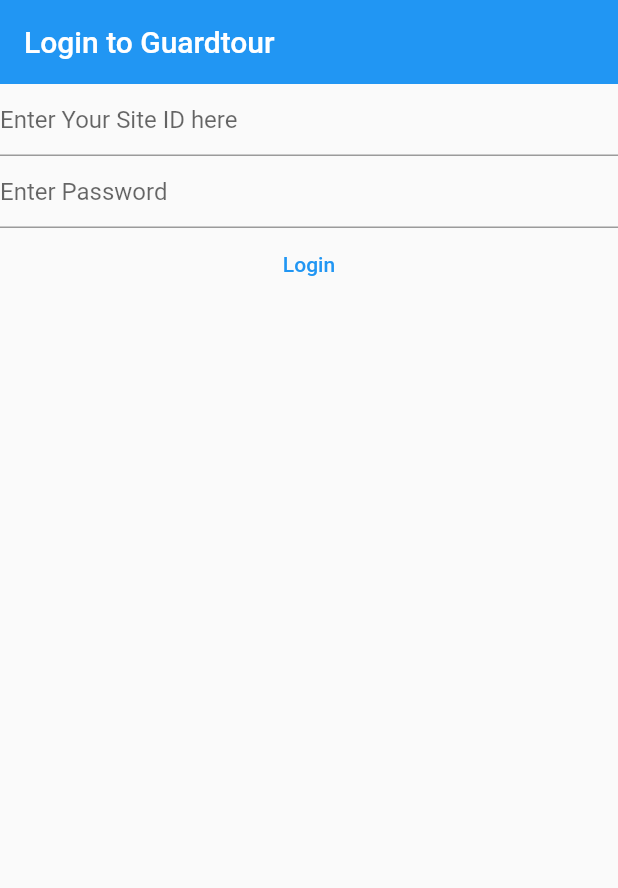
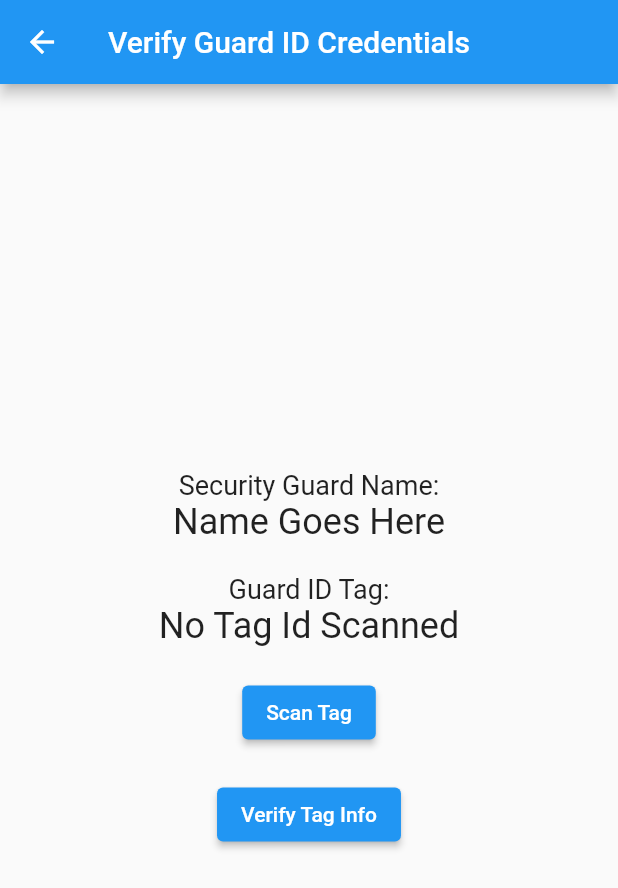
Before and after one commit to vernonthedev/guard-tour-mobileapp, a Flutter app: the screen it shows after launch, after a tap on "Login", on a phone screen of 412 x 824 dp. Shown: the top 888 px of the screen. Run offline on Flutter 3.47's test engine with Material 2 defaults, Android fonts, the phone set to English and light mode, and no system bars.

Commit message:
added the scan tag functionality

```diff
--- a/lib/screens/login.dart
+++ b/lib/screens/login.dart
@@ -1,4 +1,6 @@
 import 'package:flutter/material.dart';
+
+import '../widgets/input_dialog.dart';
 
 class LoginPage extends StatefulWidget {
   const LoginPage({super.key});
@@ -54,10 +56,14 @@ class _LoginPageState extends State<LoginPage> {
           ),
           TextButton(
               onPressed: () async {
+                //assigning values of the text fields to the variables
                 final siteID = _siteID.text;
                 final password = _password.text;
-
+                //print values to terminal
                 debugPrint("Site Id is: $siteID and Password is $password");
+                //show the guard id tag verification widget
+                Navigator.of(context).push(
+                    MaterialPageRoute(builder: (context) => VerifyGuardTag()));
               },
               child: const Text("Login"))
         ],
@@ -65,3 +71,66 @@ class _LoginPageState extends State<LoginPage> {
     );
   }
 }
+
+class VerifyGuardTag extends StatefulWidget {
+  @override
+  _VerifyGuardTagState createState() => _VerifyGuardTagState();
+}
+
+class _VerifyGuardTagState extends State<VerifyGuardTag> {
+  String? userInput;
+
+  _showInputDialog(BuildContext context) async {
+    final result = await showInputDialog(context);
+    setState(() {
+      userInput = result;
+    });
+  }
+
+  @override
+  Widget build(BuildContext context) {
+    return Scaffold(
+      appBar: AppBar(
+        title: const Text('Verify Guard ID Credentials'),
+      ),
+      body: Center(
+        child: Column(
+          mainAxisAlignment: MainAxisAlignment.center,
+          children: <Widget>[
+            const Text(
+              'Security Guard Name:',
+              style: TextStyle(fontSize: 18),
+            ),
+            Text(
+              userInput ?? 'Name Goes Here',
+              style: const TextStyle(fontSize: 24),
+            ),
+            const SizedBox(height: 20),
+            const Text(
+              'Guard ID Tag:',
+              style: TextStyle(fontSize: 18),
+            ),
+            Text(
+              userInput ?? 'No Tag Id Scanned',
+              style: const TextStyle(fontSize: 24),
+            ),
+            const SizedBox(height: 20),
+            ElevatedButton(
+              onPressed: () {
+                _showInputDialog(context);
+              },
+              child: const Text('Scan Tag'),
+            ),
+            const SizedBox(height: 20),
+            ElevatedButton(
+              onPressed: () {
+                //verify the tag details
+              },
+              child: const Text('Verify Tag Info'),
+            ),
+          ],
+        ),
+      ),
+    );
+  }
+}
```
